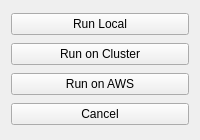
Above: gui/run_simulation.ui from domischi/IAMS before the change. Below: the same form after it.
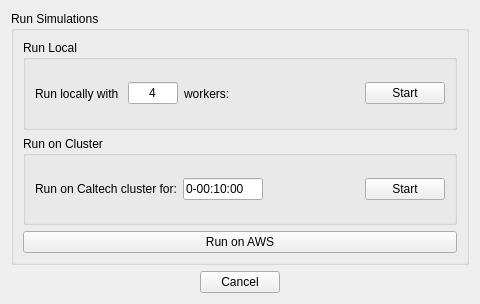
That is the form after the change.

Commit message: Add a simple way to run on the caltech cluster

What changed in the file:
```diff
--- a/gui/run_simulation.ui
+++ b/gui/run_simulation.ui
@@ -6,8 +6,8 @@
    <rect>
     <x>0</x>
     <y>0</y>
-    <width>200</width>
-    <height>140</height>
+    <width>480</width>
+    <height>304</height>
    </rect>
   </property>
   <property name="sizePolicy">
@@ -21,17 +21,125 @@
   </property>
   <layout class="QVBoxLayout" name="verticalLayout">
    <item>
-    <widget class="QPushButton" name="button_run_local">
-     <property name="text">
+    <layout class="QVBoxLayout" name="verticalLayout_3" stretch="1,0">
+     <item>
+      <widget class="QGroupBox" name="groupBox">
+       <property name="title">
+        <string>Run Simulations</string>
+       </property>
+       <layout class="QVBoxLayout" name="verticalLayout_2">
+        <item>
+         <widget class="QGroupBox" name="groupBox_2">
+          <property name="title">
       <string>Run Local</string>
      </property>
+          <layout class="QHBoxLayout" name="horizontalLayout_2">
+           <item>
+            <widget class="QLabel" name="label">
+             <property name="text">
+              <string>Run locally with </string>
+             </property>
     </widget>
    </item>
    <item>
-    <widget class="QPushButton" name="button_run_cluster">
+            <widget class="QLineEdit" name="input_local_workers">
+             <property name="maximumSize">
+              <size>
+               <width>50</width>
+               <height>16777215</height>
+              </size>
+             </property>
      <property name="text">
+              <string>4</string>
+             </property>
+             <property name="alignment">
+              <set>Qt::AlignCenter</set>
+             </property>
+            </widget>
+           </item>
+           <item>
+            <widget class="QLabel" name="label_2">
+             <property name="text">
+              <string>workers:</string>
+             </property>
+            </widget>
+           </item>
+           <item>
+            <spacer name="horizontalSpacer_5">
+             <property name="orientation">
+              <enum>Qt::Horizontal</enum>
+             </property>
+             <property name="sizeHint" stdset="0">
+              <size>
+               <width>40</width>
+               <height>20</height>
+              </size>
+             </property>
+            </spacer>
+           </item>
+           <item>
+            <widget class="QPushButton" name="button_run_local">
+             <property name="focusPolicy">
+              <enum>Qt::NoFocus</enum>
+             </property>
+             <property name="text">
+              <string>Start</string>
+             </property>
+            </widget>
+           </item>
+          </layout>
+         </widget>
+        </item>
+        <item>
+         <widget class="QGroupBox" name="groupBox_3">
+          <property name="title">
       <string>Run on Cluster</string>
      </property>
+          <layout class="QHBoxLayout" name="horizontalLayout_3">
+           <item>
+            <widget class="QLabel" name="label_3">
+             <property name="text">
+              <string>Run on Caltech cluster for:</string>
+             </property>
+            </widget>
+           </item>
+           <item>
+            <widget class="QLineEdit" name="input_slurm_time">
+             <property name="maximumSize">
+              <size>
+               <width>80</width>
+               <height>16777215</height>
+              </size>
+             </property>
+             <property name="text">
+              <string>0-00:10:00</string>
+             </property>
+            </widget>
+           </item>
+           <item>
+            <spacer name="horizontalSpacer_3">
+             <property name="orientation">
+              <enum>Qt::Horizontal</enum>
+             </property>
+             <property name="sizeHint" stdset="0">
+              <size>
+               <width>15</width>
+               <height>20</height>
+              </size>
+             </property>
+            </spacer>
+           </item>
+           <item>
+            <widget class="QPushButton" name="button_run_cluster">
+             <property name="focusPolicy">
+              <enum>Qt::NoFocus</enum>
+             </property>
+             <property name="text">
+              <string>Start</string>
+             </property>
+            </widget>
+           </item>
+          </layout>
     </widget>
    </item>
    <item>
@@ -41,12 +149,47 @@
      </property>
     </widget>
    </item>
+       </layout>
+      </widget>
+     </item>
+     <item>
+      <layout class="QHBoxLayout" name="horizontalLayout">
+       <item>
+        <spacer name="horizontalSpacer_2">
+         <property name="orientation">
+          <enum>Qt::Horizontal</enum>
+         </property>
+         <property name="sizeHint" stdset="0">
+          <size>
+           <width>40</width>
+           <height>20</height>
+          </size>
+         </property>
+        </spacer>
+       </item>
    <item>
     <widget class="QPushButton" name="button_cancel">
      <property name="text">
       <string>Cancel</string>
      </property>
     </widget>
+       </item>
+       <item>
+        <spacer name="horizontalSpacer">
+         <property name="orientation">
+          <enum>Qt::Horizontal</enum>
+         </property>
+         <property name="sizeHint" stdset="0">
+          <size>
+           <width>40</width>
+           <height>20</height>
+          </size>
+         </property>
+        </spacer>
+       </item>
+      </layout>
+     </item>
+    </layout>
    </item>
   </layout>
  </widget>
```
Left out of the diff: 3 changed lines with no effect on the pictures. Lines whose indentation alone changed are shown as unchanged. The commit also changes 4 other files.
